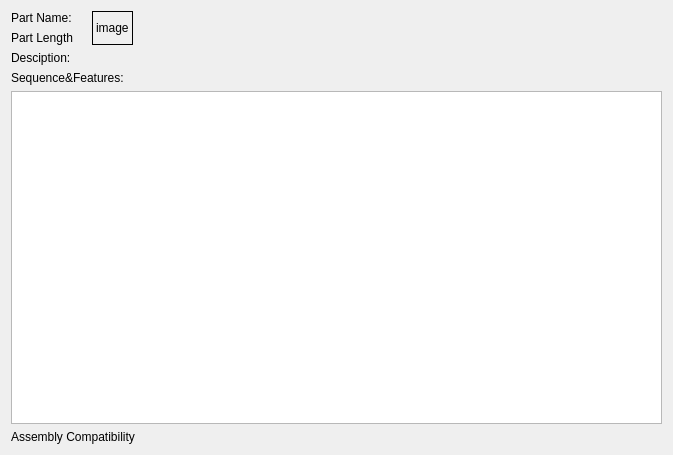
Old version of the form src/designer/views/partview/PartView.ui in the repository igemsoftware/USTC-Software_2011.
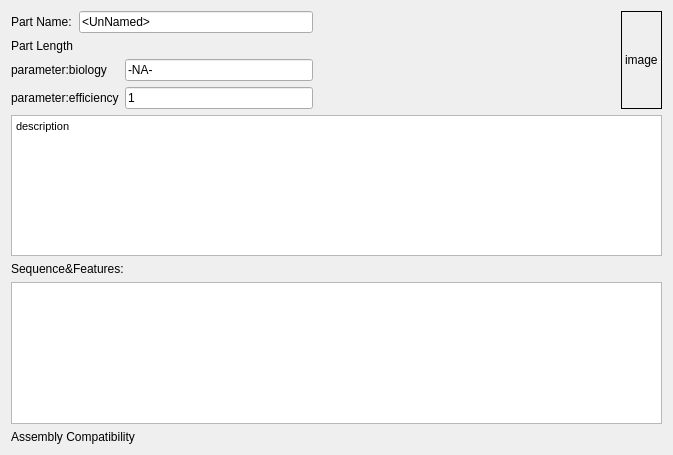
New version of the form.

Diff of the .ui file:
```diff
--- a/src/designer/views/partview/PartView.ui
+++ b/src/designer/views/partview/PartView.ui
@@ -13,12 +13,10 @@
   <property name="windowTitle">
    <string>Form</string>
   </property>
-  <layout class="QGridLayout" name="gridLayout_5">
-   <item row="0" column="0">
-    <layout class="QGridLayout" name="gridLayout_3">
-     <item row="0" column="0">
       <layout class="QGridLayout" name="gridLayout_2">
        <item row="0" column="0">
+    <layout class="QHBoxLayout" name="horizontalLayout">
+     <item>
         <layout class="QGridLayout" name="gridLayout">
          <item row="0" column="0">
           <widget class="QLabel" name="label">
@@ -27,10 +25,10 @@
            </property>
           </widget>
          </item>
-         <item row="0" column="1">
-          <widget class="QLabel" name="label_name">
+       <item row="0" column="1" colspan="2">
+        <widget class="QLineEdit" name="lineEdit_name">
            <property name="text">
-            <string>&lt;Unknown&gt;</string>
+          <string>&lt;UnNamed&gt;</string>
            </property>
           </widget>
          </item>
@@ -41,50 +39,80 @@
            </property>
           </widget>
          </item>
-         <item row="1" column="1">
+       <item row="1" column="1" colspan="2">
           <widget class="QLabel" name="label_length">
            <property name="text">
             <string>&lt;Unknown&gt;</string>
            </property>
           </widget>
          </item>
-        </layout>
+       <item row="2" column="0" colspan="2">
+        <widget class="QLabel" name="label_8">
+         <property name="text">
+          <string>parameter:biology</string>
+         </property>
+        </widget>
        </item>
-       <item row="0" column="1">
-        <widget class="QLabel" name="label_image">
-         <property name="frameShape">
-          <enum>QFrame::Panel</enum>
+       <item row="2" column="2">
+        <widget class="QLineEdit" name="lineEdit">
+         <property name="text">
+          <string>-NA-</string>
          </property>
+        </widget>
+       </item>
+       <item row="3" column="0" colspan="2">
+        <widget class="QLabel" name="label_7">
          <property name="text">
-          <string>image</string>
+          <string>parameter:efficiency</string>
          </property>
         </widget>
        </item>
+       <item row="3" column="2">
+        <widget class="QLineEdit" name="lineEdit_2">
+         <property name="text">
+          <string>1</string>
+         </property>
+        </widget>
+       </item>
       </layout>
      </item>
-     <item row="0" column="1">
+     <item>
       <spacer name="horizontalSpacer">
        <property name="orientation">
         <enum>Qt::Horizontal</enum>
        </property>
        <property name="sizeHint" stdset="0">
         <size>
-         <width>18</width>
+         <width>48</width>
          <height>20</height>
         </size>
        </property>
       </spacer>
      </item>
-     <item row="1" column="0" colspan="2">
-      <widget class="QLabel" name="label_des">
+     <item>
+      <widget class="QLabel" name="label_image">
+       <property name="frameShape">
+        <enum>QFrame::Panel</enum>
+       </property>
        <property name="text">
-        <string>Desciption:</string>
+        <string>image</string>
        </property>
       </widget>
      </item>
     </layout>
    </item>
    <item row="1" column="0">
+    <widget class="QTextEdit" name="textEdit">
+     <property name="html">
+      <string>&lt;!DOCTYPE HTML PUBLIC &quot;-//W3C//DTD HTML 4.0//EN&quot; &quot;http://www.w3.org/TR/REC-html40/strict.dtd&quot;&gt;
+&lt;html&gt;&lt;head&gt;&lt;meta name=&quot;qrichtext&quot; content=&quot;1&quot; /&gt;&lt;style type=&quot;text/css&quot;&gt;
+p, li { white-space: pre-wrap; }
+&lt;/style&gt;&lt;/head&gt;&lt;body style=&quot; font-family:'MS Shell Dlg 2'; font-size:8.25pt; font-weight:400; font-style:normal;&quot;&gt;
+&lt;p style=&quot; margin-top:0px; margin-bottom:0px; margin-left:0px; margin-right:0px; -qt-block-indent:0; text-indent:0px;&quot;&gt;&lt;span style=&quot; font-size:8pt;&quot;&gt;description&lt;/span&gt;&lt;/p&gt;&lt;/body&gt;&lt;/html&gt;</string>
+     </property>
+    </widget>
+   </item>
+   <item row="2" column="0">
     <layout class="QGridLayout" name="gridLayout_4">
      <item row="0" column="0">
       <widget class="QLabel" name="label_3">
@@ -93,9 +121,6 @@
        </property>
       </widget>
      </item>
-     <item row="1" column="0" colspan="2">
-      <widget class="QTextEdit" name="textEdit"/>
-     </item>
      <item row="2" column="0">
       <widget class="QLabel" name="label_4">
        <property name="text">
@@ -110,6 +135,9 @@
        </property>
       </widget>
      </item>
+     <item row="1" column="0" colspan="2">
+      <widget class="QTextEdit" name="textEdit_seq"/>
+     </item>
     </layout>
    </item>
   </layout>
```
Lines whose indentation alone changed are shown as unchanged.
